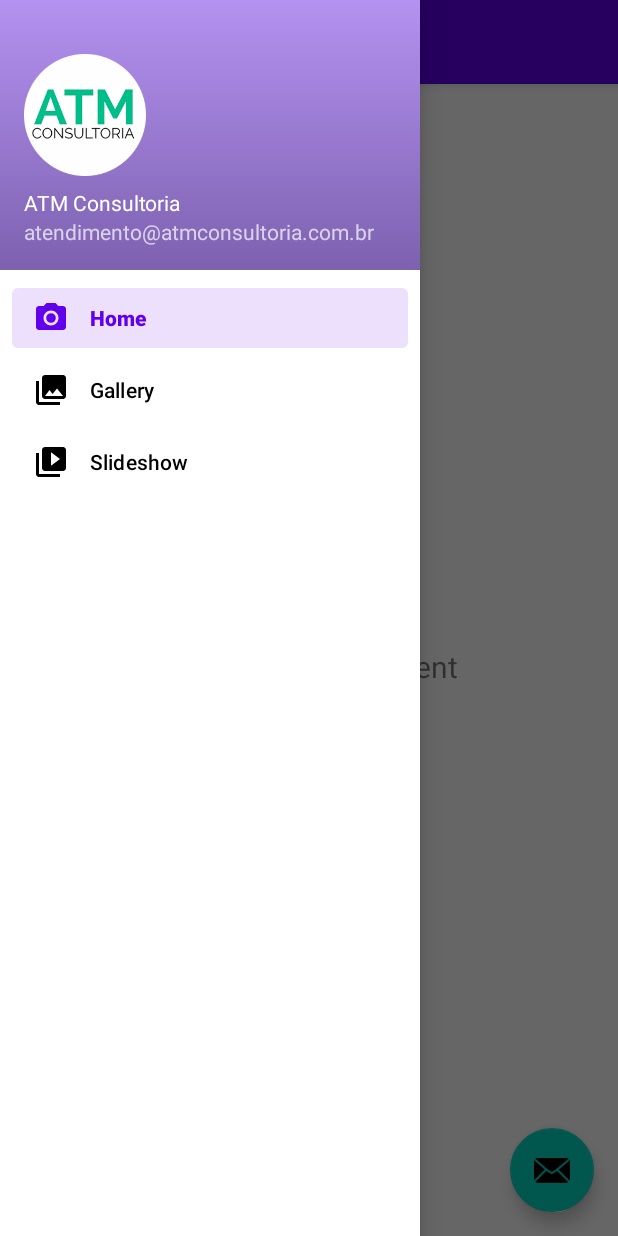
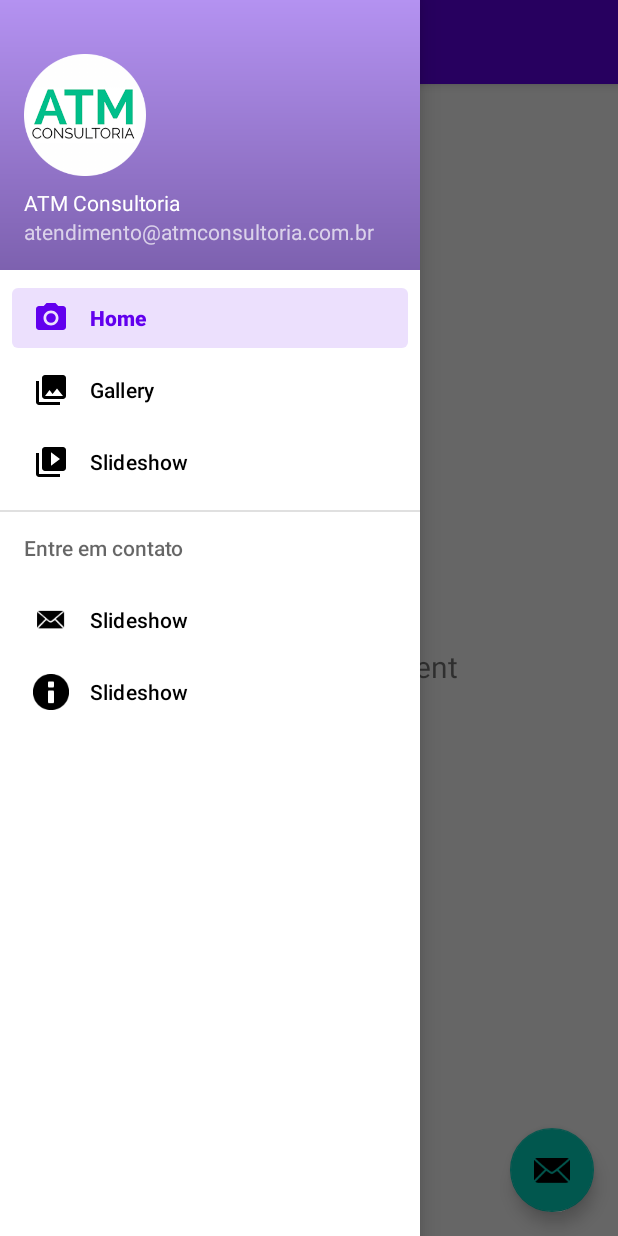
Before and after one commit to TiagoAndreAlmeida/ATM-Consultoria, an Android app: the screen it shows after launch (MainActivity), with the side drawer open, on a phone screen of 412 x 824 dp. Run offline under Robolectric (Android 15) with nearby library versions, the phone set to English and light mode, and no system bars; our stand-ins replace navigation-ui.

Commit message:
setting new menu options

```diff
--- a/app/src/main/res/menu/activity_main_drawer.xml
+++ b/app/src/main/res/menu/activity_main_drawer.xml
@@ -17,4 +17,19 @@
             android:icon="@drawable/ic_menu_slideshow"
             android:title="@string/menu_slideshow" />
     </group>
+
+    <item android:title="Entre em contato">
+        <menu>
+            <group android:checkableBehavior="single">
+                <item
+                    android:id="@+id/nav_contact"
+                    android:icon="@android:drawable/sym_action_email"
+                    android:title="@string/menu_slideshow" />
+                <item
+                    android:id="@+id/nav_about"
+                    android:icon="@android:drawable/ic_dialog_info"
+                    android:title="@string/menu_slideshow" />
+            </group>
+        </menu>
+    </item>
 </menu>
--- a/app/src/main/res/values/strings.xml
+++ b/app/src/main/res/values/strings.xml
@@ -10,4 +10,6 @@
     <string name="menu_home">Home</string>
     <string name="menu_gallery">Gallery</string>
     <string name="menu_slideshow">Slideshow</string>
+    <string name="menu_contact">Contato</string>
+    <string name="menu_about">Sobre</string>
 </resources>
```
